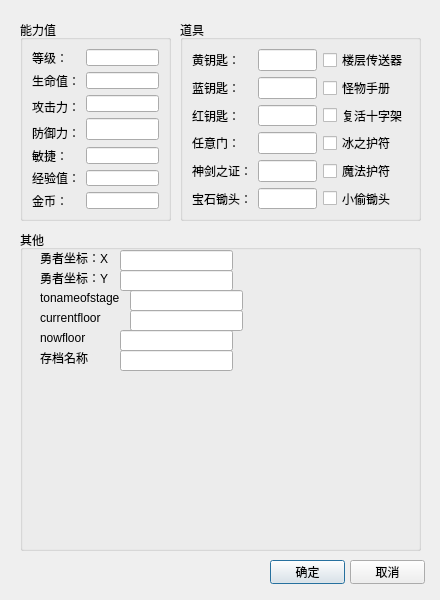
cfwnico/xinSavedataEditor, file setting.ui: the form before one commit.
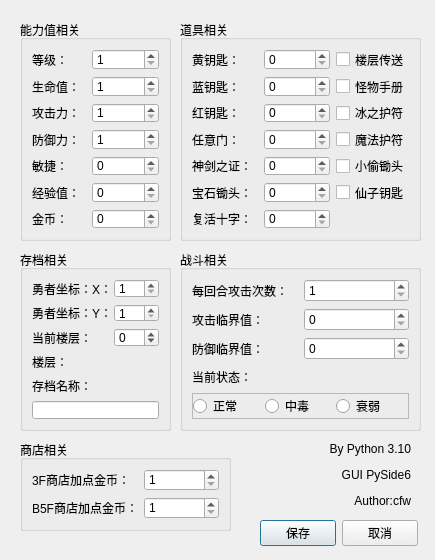
The form after the commit.

Patch:
```diff
--- a/setting.ui
+++ b/setting.ui
@@ -6,201 +6,36 @@
    <rect>
     <x>0</x>
     <y>0</y>
-    <width>440</width>
-    <height>600</height>
+    <width>435</width>
+    <height>560</height>
    </rect>
   </property>
+  <property name="minimumSize">
+   <size>
+    <width>435</width>
+    <height>560</height>
+   </size>
+  </property>
+  <property name="maximumSize">
+   <size>
+    <width>435</width>
+    <height>560</height>
+   </size>
+  </property>
   <property name="windowTitle">
    <string>修改其他项...</string>
   </property>
-  <widget class="QGroupBox" name="groupBox_3">
-   <property name="geometry">
-    <rect>
-     <x>20</x>
-     <y>230</y>
-     <width>401</width>
-     <height>321</height>
-    </rect>
-   </property>
-   <property name="title">
-    <string>其他</string>
-   </property>
-   <widget class="QLabel" name="label_14">
-    <property name="geometry">
-     <rect>
-      <x>20</x>
-      <y>20</y>
-      <width>91</width>
-      <height>16</height>
-     </rect>
-    </property>
-    <property name="text">
-     <string>勇者坐标：X</string>
-    </property>
-   </widget>
-   <widget class="QLabel" name="label_15">
-    <property name="geometry">
-     <rect>
-      <x>20</x>
-      <y>40</y>
-      <width>91</width>
-      <height>16</height>
-     </rect>
-    </property>
-    <property name="text">
-     <string>勇者坐标：Y</string>
-    </property>
-   </widget>
-   <widget class="QLabel" name="label_16">
-    <property name="geometry">
-     <rect>
-      <x>20</x>
-      <y>60</y>
-      <width>101</width>
-      <height>16</height>
-     </rect>
-    </property>
-    <property name="text">
-     <string>tonameofstage</string>
-    </property>
-   </widget>
-   <widget class="QLabel" name="label_17">
-    <property name="geometry">
-     <rect>
-      <x>20</x>
-      <y>80</y>
-      <width>91</width>
-      <height>16</height>
-     </rect>
-    </property>
-    <property name="text">
-     <string>currentfloor</string>
-    </property>
-   </widget>
-   <widget class="QLabel" name="label_18">
-    <property name="geometry">
-     <rect>
-      <x>20</x>
-      <y>100</y>
-      <width>71</width>
-      <height>16</height>
-     </rect>
-    </property>
-    <property name="text">
-     <string>nowfloor</string>
-    </property>
-   </widget>
-   <widget class="QLabel" name="label_19">
-    <property name="geometry">
-     <rect>
-      <x>20</x>
-      <y>120</y>
-      <width>53</width>
-      <height>16</height>
-     </rect>
-    </property>
-    <property name="text">
-     <string>存档名称：</string>
-    </property>
-   </widget>
-   <widget class="QLineEdit" name="x_edit">
-    <property name="geometry">
-     <rect>
-      <x>100</x>
-      <y>20</y>
-      <width>113</width>
-      <height>21</height>
-     </rect>
-    </property>
-   </widget>
-   <widget class="QLineEdit" name="y_edit">
-    <property name="geometry">
-     <rect>
-      <x>100</x>
-      <y>40</y>
-      <width>113</width>
-      <height>21</height>
-     </rect>
-    </property>
-   </widget>
-   <widget class="QLineEdit" name="toname_edit">
-    <property name="geometry">
-     <rect>
-      <x>110</x>
-      <y>60</y>
-      <width>113</width>
-      <height>21</height>
-     </rect>
-    </property>
-   </widget>
-   <widget class="QLineEdit" name="cureenfloor_edit">
-    <property name="geometry">
-     <rect>
-      <x>110</x>
-      <y>80</y>
-      <width>113</width>
-      <height>21</height>
-     </rect>
-    </property>
-   </widget>
-   <widget class="QLineEdit" name="nowfloor_edit">
-    <property name="geometry">
-     <rect>
-      <x>100</x>
-      <y>100</y>
-      <width>113</width>
-      <height>21</height>
-     </rect>
-    </property>
-   </widget>
-   <widget class="QLineEdit" name="savename_edit">
-    <property name="geometry">
-     <rect>
-      <x>100</x>
-      <y>120</y>
-      <width>113</width>
-      <height>21</height>
-     </rect>
-    </property>
-   </widget>
-  </widget>
-  <widget class="QPushButton" name="ok_button">
-   <property name="geometry">
-    <rect>
-     <x>270</x>
-     <y>560</y>
-     <width>75</width>
-     <height>24</height>
-    </rect>
-   </property>
-   <property name="text">
-    <string>确定</string>
-   </property>
-  </widget>
-  <widget class="QPushButton" name="cancel_button">
-   <property name="geometry">
-    <rect>
-     <x>350</x>
-     <y>560</y>
-     <width>75</width>
-     <height>24</height>
-    </rect>
-   </property>
-   <property name="text">
-    <string>取消</string>
-   </property>
-  </widget>
   <widget class="QGroupBox" name="groupBox_2">
    <property name="geometry">
     <rect>
      <x>180</x>
      <y>20</y>
      <width>241</width>
-     <height>201</height>
+     <height>221</height>
     </rect>
    </property>
    <property name="title">
-    <string>道具</string>
+    <string>道具相关</string>
    </property>
    <layout class="QGridLayout" name="gridLayout_2">
     <item row="0" column="0">
@@ -210,13 +45,10 @@
       </property>
      </widget>
     </item>
-    <item row="0" column="1">
-     <widget class="QLineEdit" name="yellow_edit"/>
-    </item>
     <item row="0" column="2">
      <widget class="QCheckBox" name="fly_check">
       <property name="text">
-       <string>楼层传送器</string>
+       <string>楼层传送</string>
       </property>
      </widget>
     </item>
@@ -227,9 +59,6 @@
       </property>
      </widget>
     </item>
-    <item row="1" column="1">
-     <widget class="QLineEdit" name="blue_edit"/>
-    </item>
     <item row="1" column="2">
      <widget class="QCheckBox" name="ddd_check">
       <property name="text">
@@ -244,13 +73,10 @@
       </property>
      </widget>
     </item>
-    <item row="2" column="1">
-     <widget class="QLineEdit" name="red_edit"/>
-    </item>
     <item row="2" column="2">
-     <widget class="QCheckBox" name="checkBox_6">
+     <widget class="QCheckBox" name="ice_check">
       <property name="text">
-       <string>复活十字架</string>
+       <string>冰之护符</string>
       </property>
      </widget>
     </item>
@@ -261,13 +87,10 @@
       </property>
      </widget>
     </item>
-    <item row="3" column="1">
-     <widget class="QLineEdit" name="nod_edit"/>
-    </item>
     <item row="3" column="2">
-     <widget class="QCheckBox" name="ice_check">
+     <widget class="QCheckBox" name="magicdef_check">
       <property name="text">
-       <string>冰之护符</string>
+       <string>魔法护符</string>
       </property>
      </widget>
     </item>
@@ -278,13 +101,10 @@
       </property>
      </widget>
     </item>
-    <item row="4" column="1">
-     <widget class="QLineEdit" name="nok_edit"/>
-    </item>
     <item row="4" column="2">
-     <widget class="QCheckBox" name="magicdef_check">
+     <widget class="QCheckBox" name="chor_check">
       <property name="text">
-       <string>魔法护符</string>
+       <string>小偷锄头</string>
       </property>
      </widget>
     </item>
@@ -295,13 +115,66 @@
       </property>
      </widget>
     </item>
-    <item row="5" column="1">
-     <widget class="QLineEdit" name="bigchor_edit"/>
+    <item row="6" column="0">
+     <widget class="QLabel" name="label_20">
+      <property name="text">
+       <string>复活十字：</string>
+      </property>
+     </widget>
     </item>
     <item row="5" column="2">
-     <widget class="QCheckBox" name="chor_check">
+     <widget class="QCheckBox" name="key_check">
       <property name="text">
-       <string>小偷锄头</string>
+       <string>仙子钥匙</string>
+      </property>
+     </widget>
+    </item>
+    <item row="0" column="1">
+     <widget class="QSpinBox" name="yellow_edit">
+      <property name="maximum">
+       <number>9999</number>
+      </property>
+     </widget>
+    </item>
+    <item row="1" column="1">
+     <widget class="QSpinBox" name="blue_edit">
+      <property name="maximum">
+       <number>9999</number>
+      </property>
+     </widget>
+    </item>
+    <item row="2" column="1">
+     <widget class="QSpinBox" name="red_edit">
+      <property name="maximum">
+       <number>9999</number>
+      </property>
+     </widget>
+    </item>
+    <item row="3" column="1">
+     <widget class="QSpinBox" name="nod_edit">
+      <property name="maximum">
+       <number>9999</number>
+      </property>
+     </widget>
+    </item>
+    <item row="4" column="1">
+     <widget class="QSpinBox" name="nok_edit">
+      <property name="maximum">
+       <number>9999</number>
+      </property>
+     </widget>
+    </item>
+    <item row="5" column="1">
+     <widget class="QSpinBox" name="bigchor_edit">
+      <property name="maximum">
+       <number>9999</number>
+      </property>
+     </widget>
+    </item>
+    <item row="6" column="1">
+     <widget class="QSpinBox" name="relive_edit">
+      <property name="maximum">
+       <number>9999</number>
       </property>
      </widget>
     </item>
@@ -313,15 +186,19 @@
      <x>20</x>
      <y>20</y>
      <width>151</width>
-     <height>201</height>
+     <height>221</height>
     </rect>
    </property>
    <property name="title">
-    <string>能力值</string>
+    <string>能力值相关</string>
    </property>
    <layout class="QGridLayout" name="gridLayout">
-    <item row="1" column="1">
-     <widget class="QLineEdit" name="hp_edit"/>
+    <item row="0" column="0">
+     <widget class="QLabel" name="label">
+      <property name="text">
+       <string>等级：</string>
+      </property>
+     </widget>
     </item>
     <item row="1" column="0">
      <widget class="QLabel" name="label_2">
@@ -330,65 +207,394 @@
       </property>
      </widget>
     </item>
-    <item row="3" column="1" rowspan="2">
-     <widget class="QLineEdit" name="def_edit"/>
+    <item row="2" column="0">
+     <widget class="QLabel" name="label_3">
+      <property name="text">
+       <string>攻击力：</string>
+      </property>
+     </widget>
     </item>
-    <item row="4" column="0">
+    <item row="3" column="0">
      <widget class="QLabel" name="label_4">
       <property name="text">
        <string>防御力：</string>
       </property>
      </widget>
     </item>
-    <item row="5" column="0">
+    <item row="4" column="0">
      <widget class="QLabel" name="label_5">
       <property name="text">
        <string>敏捷：</string>
       </property>
      </widget>
     </item>
-    <item row="0" column="0">
-     <widget class="QLabel" name="label">
-      <property name="text">
-       <string>等级：</string>
-      </property>
-     </widget>
-    </item>
-    <item row="0" column="1">
-     <widget class="QLineEdit" name="lv_edit"/>
-    </item>
-    <item row="2" column="0" rowspan="2">
-     <widget class="QLabel" name="label_3">
-      <property name="text">
-       <string>攻击力：</string>
-      </property>
-     </widget>
-    </item>
-    <item row="5" column="1">
-     <widget class="QLineEdit" name="miss_edit"/>
-    </item>
-    <item row="2" column="1">
-     <widget class="QLineEdit" name="atk_edit"/>
-    </item>
-    <item row="6" column="1">
-     <widget class="QLineEdit" name="exp_edit"/>
-    </item>
-    <item row="6" column="0">
+    <item row="5" column="0">
      <widget class="QLabel" name="label_6">
       <property name="text">
        <string>经验值：</string>
       </property>
      </widget>
     </item>
-    <item row="7" column="0">
+    <item row="6" column="0">
      <widget class="QLabel" name="label_7">
       <property name="text">
        <string>金币：</string>
       </property>
      </widget>
     </item>
-    <item row="7" column="1">
-     <widget class="QLineEdit" name="gold_edit"/>
+    <item row="0" column="1">
+     <widget class="QSpinBox" name="lv_edit">
+      <property name="minimum">
+       <number>1</number>
+      </property>
+     </widget>
+    </item>
+    <item row="1" column="1">
+     <widget class="QSpinBox" name="hp_edit">
+      <property name="minimum">
+       <number>1</number>
+      </property>
+      <property name="maximum">
+       <number>999999</number>
+      </property>
+     </widget>
+    </item>
+    <item row="2" column="1">
+     <widget class="QSpinBox" name="atk_edit">
+      <property name="minimum">
+       <number>1</number>
+      </property>
+      <property name="maximum">
+       <number>99999</number>
+      </property>
+     </widget>
+    </item>
+    <item row="3" column="1">
+     <widget class="QSpinBox" name="def_edit">
+      <property name="minimum">
+       <number>1</number>
+      </property>
+      <property name="maximum">
+       <number>99999</number>
+      </property>
+     </widget>
+    </item>
+    <item row="4" column="1">
+     <widget class="QSpinBox" name="miss_edit">
+      <property name="maximum">
+       <number>99999</number>
+      </property>
+     </widget>
+    </item>
+    <item row="5" column="1">
+     <widget class="QSpinBox" name="exp_edit">
+      <property name="maximum">
+       <number>99999</number>
+      </property>
+     </widget>
+    </item>
+    <item row="6" column="1">
+     <widget class="QSpinBox" name="gold_edit">
+      <property name="maximum">
+       <number>99999</number>
+      </property>
+     </widget>
+    </item>
+   </layout>
+  </widget>
+  <widget class="QGroupBox" name="groupBox_4">
+   <property name="geometry">
+    <rect>
+     <x>20</x>
+     <y>250</y>
+     <width>151</width>
+     <height>181</height>
+    </rect>
+   </property>
+   <property name="title">
+    <string>存档相关</string>
+   </property>
+   <layout class="QGridLayout" name="gridLayout_3">
+    <item row="2" column="1">
+     <widget class="QSpinBox" name="nowfloor_edit">
+      <property name="minimum">
+       <number>-25</number>
+      </property>
+      <property name="maximum">
+       <number>20</number>
+      </property>
+     </widget>
+    </item>
+    <item row="3" column="1">
+     <widget class="QLabel" name="currenfloor_label">
+      <property name="text">
+       <string/>
+      </property>
+     </widget>
+    </item>
+    <item row="0" column="1">
+     <widget class="QSpinBox" name="x_edit">
+      <property name="minimum">
+       <number>1</number>
+      </property>
+      <property name="maximum">
+       <number>11</number>
+      </property>
+     </widget>
+    </item>
+    <item row="4" column="0">
+     <widget class="QLabel" name="label_19">
+      <property name="text">
+       <string>存档名称：</string>
+      </property>
+     </widget>
+    </item>
+    <item row="1" column="1">
+     <widget class="QSpinBox" name="y_edit">
+      <property name="minimum">
+       <number>1</number>
+      </property>
+      <property name="maximum">
+       <number>11</number>
+      </property>
+     </widget>
+    </item>
+    <item row="3" column="0">
+     <widget class="QLabel" name="label_17">
+      <property name="text">
+       <string>楼层：</string>
+      </property>
+     </widget>
+    </item>
+    <item row="2" column="0">
+     <widget class="QLabel" name="label_18">
+      <property name="text">
+       <string>当前楼层：</string>
+      </property>
+     </widget>
+    </item>
+    <item row="0" column="0">
+     <widget class="QLabel" name="label_14">
+      <property name="text">
+       <string>勇者坐标：X：</string>
+      </property>
+     </widget>
+    </item>
+    <item row="1" column="0">
+     <widget class="QLabel" name="label_15">
+      <property name="text">
+       <string>勇者坐标：Y：</string>
+      </property>
+     </widget>
+    </item>
+    <item row="5" column="0" colspan="2">
+     <widget class="QLineEdit" name="savename_edit"/>
+    </item>
+   </layout>
+  </widget>
+  <widget class="QGroupBox" name="groupBox_3">
+   <property name="geometry">
+    <rect>
+     <x>180</x>
+     <y>250</y>
+     <width>241</width>
+     <height>181</height>
+    </rect>
+   </property>
+   <property name="title">
+    <string>战斗相关</string>
+   </property>
+   <layout class="QGridLayout" name="gridLayout_4">
+    <item row="0" column="0">
+     <widget class="QLabel" name="label_16">
+      <property name="text">
+       <string>每回合攻击次数：</string>
+      </property>
+     </widget>
+    </item>
+    <item row="0" column="1">
+     <widget class="QSpinBox" name="atktimes_edit">
+      <property name="minimum">
+       <number>1</number>
+      </property>
+      <property name="maximum">
+       <number>9999</number>
+      </property>
+     </widget>
+    </item>
+    <item row="1" column="0">
+     <widget class="QLabel" name="label_21">
+      <property name="text">
+       <string>攻击临界值：</string>
+      </property>
+     </widget>
+    </item>
+    <item row="1" column="1">
+     <widget class="QSpinBox" name="atknear_edit">
+      <property name="maximum">
+       <number>9999</number>
+      </property>
+     </widget>
+    </item>
+    <item row="2" column="0">
+     <widget class="QLabel" name="label_22">
+      <property name="text">
+       <string>防御临界值：</string>
+      </property>
+     </widget>
+    </item>
+    <item row="2" column="1">
+     <widget class="QSpinBox" name="defnear_edit">
+      <property name="maximum">
+       <number>9999</number>
+      </property>
+     </widget>
+    </item>
+    <item row="3" column="0">
+     <widget class="QLabel" name="label_23">
+      <property name="text">
+       <string>当前状态：</string>
+      </property>
+     </widget>
+    </item>
+    <item row="4" column="0" colspan="2">
+     <widget class="QFrame" name="frame">
+      <property name="frameShape">
+       <enum>QFrame::StyledPanel</enum>
+      </property>
+      <property name="frameShadow">
+       <enum>QFrame::Raised</enum>
+      </property>
+      <property name="lineWidth">
+       <number>0</number>
+      </property>
+      <layout class="QHBoxLayout" name="horizontalLayout">
+       <property name="spacing">
+        <number>0</number>
+       </property>
+       <property name="leftMargin">
+        <number>0</number>
+       </property>
+       <property name="topMargin">
+        <number>0</number>
+       </property>
+       <property name="rightMargin">
+        <number>0</number>
+       </property>
+       <property name="bottomMargin">
+        <number>0</number>
+       </property>
+       <item>
+        <widget class="QRadioButton" name="normal_box">
+         <property name="text">
+          <string>正常</string>
+         </property>
+        </widget>
+       </item>
+       <item>
+        <widget class="QRadioButton" name="poison_box">
+         <property name="text">
+          <string>中毒</string>
+         </property>
+        </widget>
+       </item>
+       <item>
+        <widget class="QRadioButton" name="weak_box">
+         <property name="text">
+          <string>衰弱</string>
+         </property>
+        </widget>
+       </item>
+      </layout>
+     </widget>
+    </item>
+   </layout>
+  </widget>
+  <widget class="QGroupBox" name="groupBox_5">
+   <property name="geometry">
+    <rect>
+     <x>20</x>
+     <y>440</y>
+     <width>211</width>
+     <height>91</height>
+    </rect>
+   </property>
+   <property name="title">
+    <string>商店相关</string>
+   </property>
+   <layout class="QGridLayout" name="gridLayout_5">
+    <item row="0" column="0">
+     <widget class="QLabel" name="label_24">
+      <property name="text">
+       <string>3F商店加点金币：</string>
+      </property>
+     </widget>
+    </item>
+    <item row="0" column="1">
+     <widget class="QSpinBox" name="shop3f_edit">
+      <property name="minimum">
+       <number>1</number>
+      </property>
+      <property name="maximum">
+       <number>9999</number>
+      </property>
+     </widget>
+    </item>
+    <item row="1" column="0">
+     <widget class="QLabel" name="label_25">
+      <property name="text">
+       <string>B5F商店加点金币：</string>
+      </property>
+     </widget>
+    </item>
+    <item row="1" column="1">
+     <widget class="QSpinBox" name="shopb5f_edit">
+      <property name="minimum">
+       <number>1</number>
+      </property>
+      <property name="maximum">
+       <number>9999</number>
+      </property>
+     </widget>
+    </item>
+   </layout>
+  </widget>
+  <widget class="QLabel" name="about_label">
+   <property name="geometry">
+    <rect>
+     <x>250</x>
+     <y>440</y>
+     <width>161</width>
+     <height>71</height>
+    </rect>
+   </property>
+   <property name="text">
+    <string>&lt;html&gt;&lt;head/&gt;&lt;body&gt;&lt;p align=&quot;right&quot;&gt;By Python 3.10&lt;/p&gt;&lt;p align=&quot;right&quot;&gt;GUI PySide6&lt;/p&gt;&lt;p align=&quot;right&quot;&gt;Author:cfw&lt;/p&gt;&lt;/body&gt;&lt;/html&gt;</string>
+   </property>
+  </widget>
+  <widget class="QWidget" name="">
+   <property name="geometry">
+    <rect>
+     <x>260</x>
+     <y>520</y>
+     <width>158</width>
+     <height>26</height>
+    </rect>
+   </property>
+   <layout class="QHBoxLayout" name="horizontalLayout_2">
+    <item>
+     <widget class="QPushButton" name="save_button">
+      <property name="text">
+       <string>保存</string>
+      </property>
+     </widget>
+    </item>
+    <item>
+     <widget class="QPushButton" name="cancel_button">
+      <property name="text">
+       <string>取消</string>
+      </property>
+     </widget>
     </item>
    </layout>
   </widget>
```
